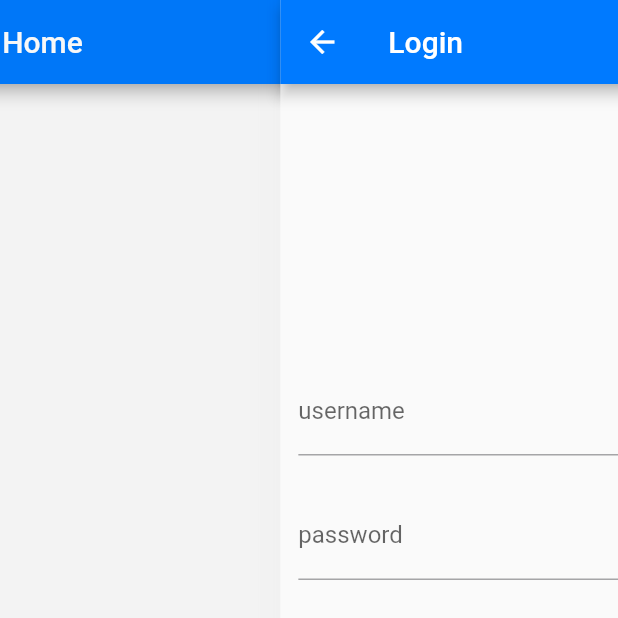
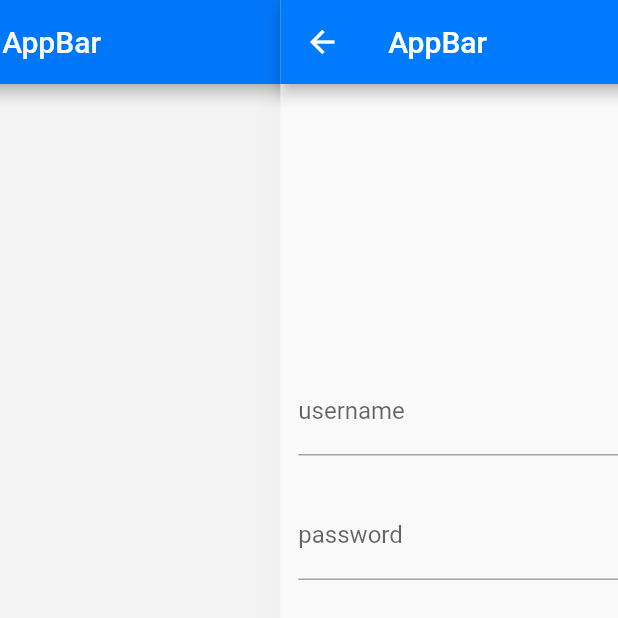
Before and after one commit to huyenph/my-flutter, a Flutter app: the DefaultView screen opened directly, after a tap on "Authentication", on a phone screen of 412 x 824 dp, the top half of it. Run offline on Flutter 3.47's test engine with Material 2 defaults, Android fonts, the phone set to English and light mode, and no system bars; our stand-ins replace dio, equatable, flutter_bloc, formz, get_it, logger and 2 more; accounts and stored records are empty.

Commit message:
update auth bloc

```diff
--- a/lib/application.dart
+++ b/lib/application.dart
@@ -13,8 +13,8 @@ class Application extends StatelessWidget {
       DeviceOrientation.portraitUp,
       DeviceOrientation.portraitDown,
     ]);
-    return const CupertinoApp(
-      localizationsDelegates: [
+    return CupertinoApp(
+      localizationsDelegates: const [
         DefaultMaterialLocalizations.delegate,
         DefaultWidgetsLocalizations.delegate,
       ],
--- a/lib/src/configs/route_generator.dart
+++ b/lib/src/configs/route_generator.dart
@@ -10,9 +10,9 @@ class RouteGenerator {
       case '/':
         return CupertinoPageRoute(builder: (_) => const DefaultView());
       case '/auth-home':
-        return CupertinoPageRoute(builder: (_) => const HomeScreen());
+        return CupertinoPageRoute(builder: (_) => HomeScreen());
       case '/auth-login':
-        return CupertinoPageRoute(builder: (_) => const LoginScreen());
+        return CupertinoPageRoute(builder: (_) => LoginScreen());
       default:
         return _errorRoute();
     }
--- a/lib/src/core/base_state.dart
+++ b/lib/src/core/state/base_state.dart
@@ -1,7 +1,7 @@
 import 'dart:io';
 
 import 'package:flutter/material.dart';
-import 'package:my_flutter/src/core/base_state_listener.dart';
+import 'package:my_flutter/src/core/state/base_state_listener.dart';
 import 'package:my_flutter/src/data/datasources/remote/token_expired_handler.dart';
 
 abstract class BaseState<T extends StatefulWidget> extends State<T>
--- /dev/null
+++ b/lib/src/core/state/base_stateless.dart
@@ -0,0 +1,61 @@
+import 'dart:io';
+
+import 'package:flutter/material.dart';
+import 'package:my_flutter/src/data/datasources/remote/token_expired_handler.dart';
+
+abstract class BaseStateless extends StatelessWidget {
+  BaseStateless({Key? key}) : super(key: key);
+
+  final FocusNode focusNode = FocusNode();
+  final GlobalKey<ScaffoldState> _scaffoldKey =  GlobalKey<ScaffoldState>();
+
+  GlobalKey<ScaffoldState> get scaffoldKey => _scaffoldKey;
+
+  final String appBarTitle = '';
+
+  @override
+  Widget build(BuildContext context) {
+    return Platform.isAndroid
+        ? WillPopScope(
+            onWillPop: () async => true,
+            child: GestureDetector(
+              onTap: () => FocusScope.of(context).requestFocus(focusNode),
+              child: Scaffold(
+                key: _scaffoldKey,
+                appBar: buildAppBar(),
+                body: buildBody(),
+              ),
+            ),
+          )
+        : GestureDetector(
+            onTap: () => FocusScope.of(context).requestFocus(focusNode),
+            child: Scaffold(
+              key: _scaffoldKey,
+              appBar: buildAppBar(),
+              body: buildBody(),
+            ),
+          );
+  }
+
+  PreferredSizeWidget buildAppBar() => AppBar(
+        title: const Text('AppBar'),
+      );
+
+  Widget buildBody();
+
+  void _tokenExpired(TokenType type) async {
+//    _authApiService.signOut().then((_) async {
+//      showInformDialog(
+//          null,
+//          type == ExpiredType.TOKEN_EXPIRED
+//              ? appStrings.MSG_TOKEN_EXPIRED
+//              : appStrings.MSG_ACCOUNT_SIGNED_IN_ANOTHER_DEVICE,
+//          appStrings.OK,
+//              () => Navigator.pushNamedAndRemoveUntil(
+//              context, appStrings.SIGN_IN_ROUTE, (_) => false));
+//    });
+    clearMemory();
+  }
+
+  void clearMemory() {}
+}
--- a/lib/src/modules/auth/screens/home/home_screen.dart
+++ b/lib/src/modules/auth/screens/home/home_screen.dart
@@ -1,19 +1,18 @@
 import 'package:flutter/material.dart';
 import 'package:flutter_bloc/flutter_bloc.dart';
+import 'package:my_flutter/src/core/state/base_stateless.dart';
 import 'package:my_flutter/src/di/injector_setup.dart';
 import 'package:my_flutter/src/modules/auth/blocs/authentication_bloc.dart';
 import 'package:my_flutter/src/modules/auth/domain/repositories/auth_repository.dart';
 
-class HomeScreen extends StatelessWidget {
-  const HomeScreen({Key? key}) : super(key: key);
+class HomeScreen extends BaseStateless {
+  HomeScreen({Key? key}) : super(key: key);
 
   @override
-  Widget build(BuildContext context) {
+  Widget buildBody() {
     return BlocProvider(
       create: (_) => AuthenticationBloc(injector()),
-      child: Scaffold(
-        appBar: AppBar(title: const Text("Home")),
-        body: BlocConsumer<AuthenticationBloc, AuthenticationState>(
+      child: BlocConsumer<AuthenticationBloc, AuthenticationState>(
         listener: (context, state) {
           if (state.status == AuthenticationStatus.unauthenticated) {
             Navigator.pushNamed(context, '/auth-login');
@@ -50,7 +49,9 @@ class HomeScreen extends StatelessWidget {
           );
         },
       ),
-      ),
     );
   }
+
+  @override
+  String get appBarTitle => 'Home';
 }
--- a/lib/src/modules/auth/screens/login/login_screen.dart
+++ b/lib/src/modules/auth/screens/login/login_screen.dart
@@ -1,23 +1,24 @@
 import 'package:flutter/material.dart';
 import 'package:flutter_bloc/flutter_bloc.dart';
+import 'package:my_flutter/src/core/state/base_stateless.dart';
 import 'package:my_flutter/src/di/injector_setup.dart';
 import 'package:my_flutter/src/modules/auth/blocs/login/login_bloc.dart';
 import 'package:my_flutter/src/modules/auth/screens/login/login_form.dart';
 
-class LoginScreen extends StatelessWidget {
-  const LoginScreen({Key? key}) : super(key: key);
+class LoginScreen extends BaseStateless {
+  LoginScreen({Key? key}) : super(key: key);
 
   @override
-  Widget build(BuildContext context) {
-    return Scaffold(
-      appBar: AppBar(title: const Text('Login')),
-      body: Padding(
-        padding: const EdgeInsets.all(12),
-        child: BlocProvider(
-          create: (_) => LoginBloc(injector()),
-          child: const LoginForm(),
-        ),
+  Widget buildBody() {
+    return Padding(
+      padding: const EdgeInsets.all(12),
+      child: BlocProvider(
+        create: (_) => LoginBloc(injector()),
+        child: const LoginForm(),
       ),
     );
   }
+
+  @override
+  String get appBarTitle => 'Login';
 }
```
Also changed, not shown: lib/src/core/state/base_state_listener.dart (renamed from lib/src/core/base_state_listener.dart). Lines whose indentation alone changed are shown as unchanged.
